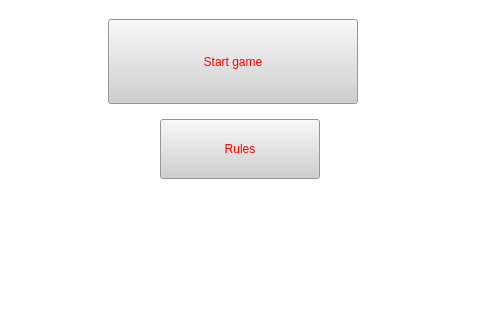
Old version of the form Antichess/mainwindow.ui in the repository L0G4NN/EE273Project; both pictures show x 390 to 870 and y 400 to 720 of the 1280 by 720 pixel window.
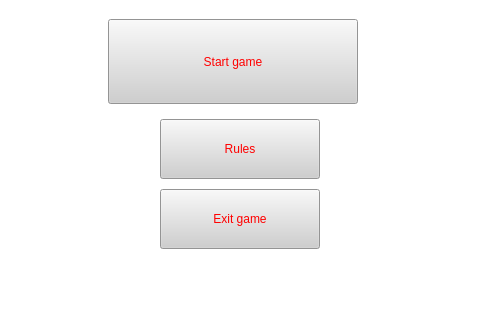
New version of the form.

Diff of the .ui file:
```diff
--- a/Antichess/mainwindow.ui
+++ b/Antichess/mainwindow.ui
@@ -54,6 +54,26 @@
      <bool>false</bool>
     </property>
    </widget>
+   <widget class="QPushButton" name="rulesButton_2">
+    <property name="geometry">
+     <rect>
+      <x>550</x>
+      <y>570</y>
+      <width>160</width>
+      <height>60</height>
+     </rect>
+    </property>
+    <property name="styleSheet">
+     <string notr="true">color: rgb(255, 0, 0);
+background-color: rgb(207, 207, 207);</string>
+    </property>
+    <property name="text">
+     <string>Exit game</string>
+    </property>
+    <property name="default">
+     <bool>false</bool>
+    </property>
+   </widget>
    <zorder>rulesButton</zorder>
    <zorder>startButton</zorder>
   </widget>
```
Left out of the diff: 3 changed lines with no effect on the pictures.
